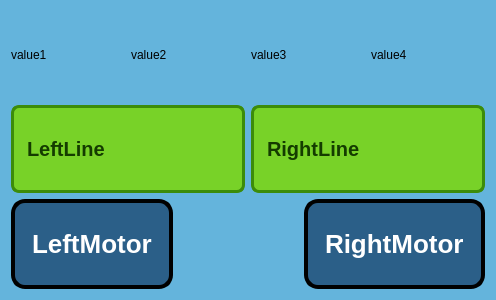
The window that data_visualization_app/RobotDiagram.ui (WatchDog-156/ARES-minisumo-robot) describes before a commit, drawn with Qt 5.
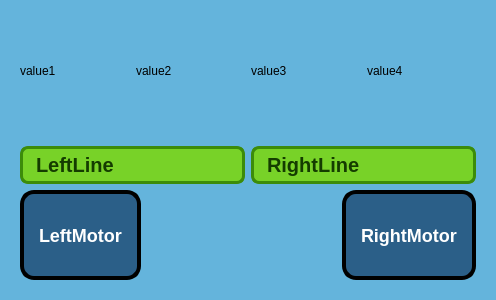
The same window after the commit. Custom widgets are drawn as their Qt base class.

The edit to the form file:
```diff
--- a/data_visualization_app/RobotDiagram.ui
+++ b/data_visualization_app/RobotDiagram.ui
@@ -24,7 +24,8 @@
       <layout class="QHBoxLayout" name="cones"/>
      </item>
      <item>
-      <layout class="QHBoxLayout" name="distance_sensors">
+      <widget class="QWidget" name="distance_sensors" native="true">
+       <layout class="QHBoxLayout" name="horizontalLayout">
        <item>
         <widget class="QLabel" name="Tof1">
          <property name="text">
@@ -54,7 +55,11 @@
         </widget>
        </item>
       </layout>
+      </widget>
      </item>
+     <item>
+      <widget class="QWidget" name="mainBody" native="true">
+       <layout class="QVBoxLayout" name="verticalLayout_3">
      <item>
       <layout class="QHBoxLayout" name="Line_Sensors">
        <item>
@@ -97,7 +102,7 @@
         <widget class="QLabel" name="MotorL">
          <property name="styleSheet">
           <string notr="true">color: white;
-font-size: 26px;
+font-size: 18px;
 font-weight: bold;
 border: 4px solid black;
 border-radius: 14px;
@@ -133,7 +138,7 @@
         <widget class="QLabel" name="MotorR">
          <property name="styleSheet">
           <string notr="true">color: white;
-font-size: 26px;
+font-size: 18px;
 font-weight: bold;
 border: 4px solid black;
 border-radius: 14px;
@@ -146,6 +151,9 @@
         </widget>
        </item>
       </layout>
+        </item>
+       </layout>
+      </widget>
      </item>
     </layout>
    </item>
```
Lines whose indentation alone changed are shown as unchanged.
